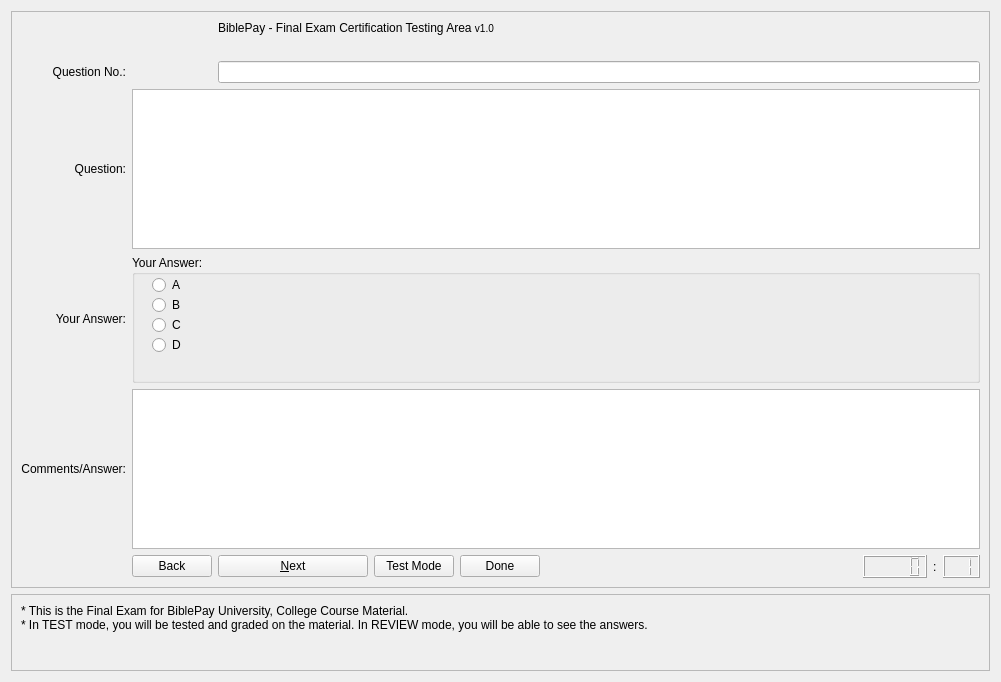
This is src/qt/forms/finalexamdialog.ui in biblepay/biblepay as Qt 5 draws it before an edit. The edited form follows.
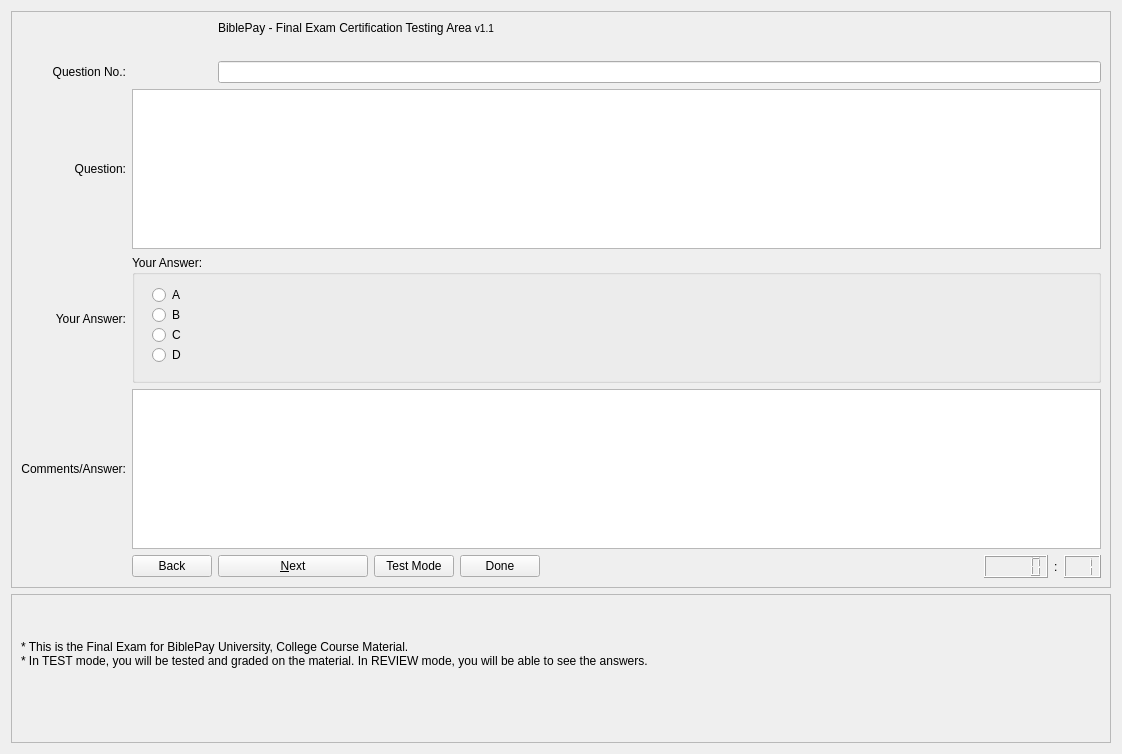
This is the edited form.

Diff of the .ui file:
```diff
--- a/src/qt/forms/finalexamdialog.ui
+++ b/src/qt/forms/finalexamdialog.ui
@@ -6,8 +6,8 @@
    <rect>
     <x>0</x>
     <y>0</y>
-    <width>1001</width>
-    <height>682</height>
+    <width>1122</width>
+    <height>754</height>
    </rect>
   </property>
   <layout class="QVBoxLayout" name="verticalLayout" stretch="0,0,1">
@@ -169,7 +169,7 @@
         <item row="2" column="2">
          <widget class="QLabel" name="label_5">
           <property name="text">
-           <string>BiblePay - Final Exam Certification Testing Area     &lt;small&gt;  v1.0&lt;/small&gt;</string>
+           <string>BiblePay - Final Exam Certification Testing Area     &lt;small&gt;  v1.1&lt;/small&gt;</string>
           </property>
          </widget>
         </item>
@@ -250,7 +250,7 @@
            <property name="geometry">
             <rect>
              <x>20</x>
-             <y>20</y>
+             <y>30</y>
              <width>777</width>
              <height>20</height>
             </rect>
@@ -269,7 +269,7 @@
            <property name="geometry">
             <rect>
              <x>20</x>
-             <y>40</y>
+             <y>50</y>
              <width>777</width>
              <height>20</height>
             </rect>
@@ -288,7 +288,7 @@
            <property name="geometry">
             <rect>
              <x>20</x>
-             <y>60</y>
+             <y>70</y>
              <width>777</width>
              <height>20</height>
             </rect>
@@ -307,7 +307,7 @@
            <property name="geometry">
             <rect>
              <x>20</x>
-             <y>80</y>
+             <y>90</y>
              <width>777</width>
              <height>20</height>
             </rect>
@@ -379,6 +379,18 @@
      <layout class="QVBoxLayout" name="verticalLayout_2">
       <item>
        <widget class="QLabel" name="label_6">
+        <property name="sizePolicy">
+         <sizepolicy hsizetype="MinimumExpanding" vsizetype="MinimumExpanding">
+          <horstretch>0</horstretch>
+          <verstretch>0</verstretch>
+         </sizepolicy>
+        </property>
+        <property name="minimumSize">
+         <size>
+          <width>777</width>
+          <height>100</height>
+         </size>
+        </property>
         <property name="font">
          <font>
           <family>Arial</family>
```
Left out of the diff: 2 changed lines with no effect on the pictures.
